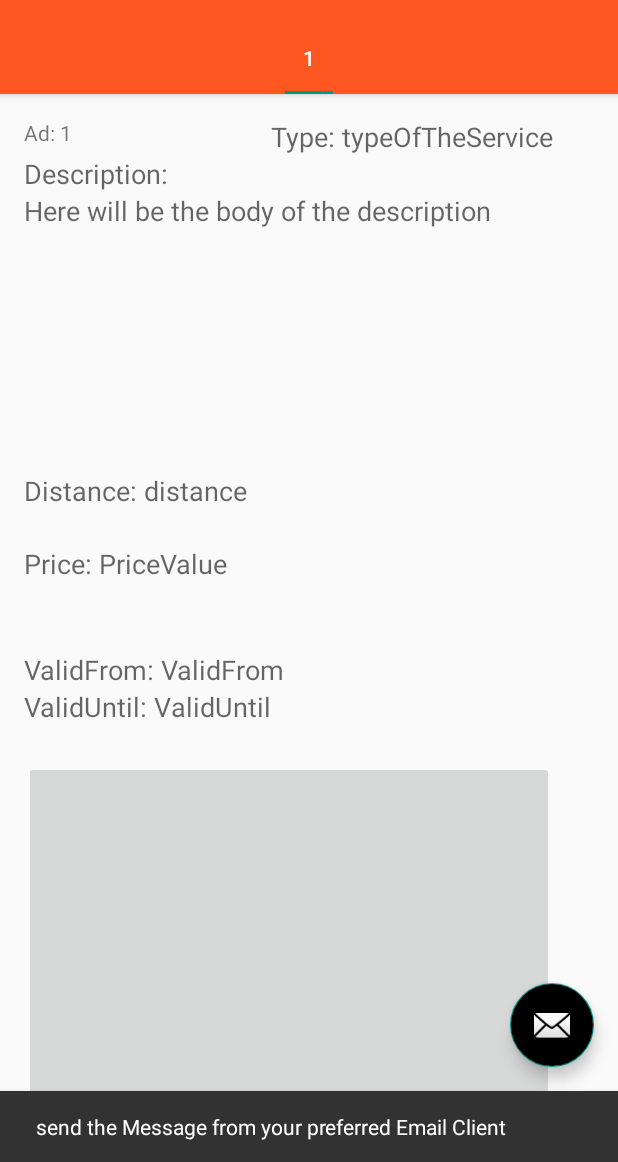
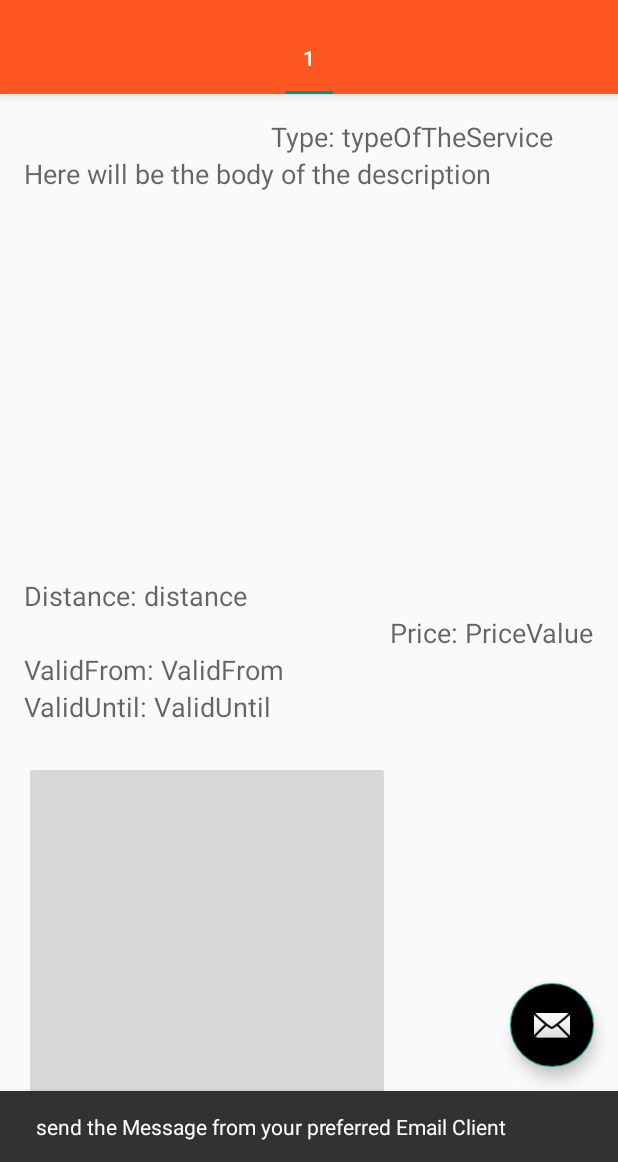
Before and after one commit to PP90/ProximityMarketProject, an Android app: the SeeNearAds screen opened directly, with no data from a screen before it, after a tap on "SEND", on a phone screen of 412 x 824 dp, the part 74-1236 px from its top. Run offline under Robolectric (Android 15) with nearby library versions, the phone set to English and light mode, and no system bars; our stand-ins replace Picasso; pictures from the network do not load; 8 statements that could not run were skipped; 1 other tap on this screen came first.

Commit message:
All the fields of the advertisements are set except for the image.

```diff
--- a/app/src/main/java/com/example/p3/myapp/ActivitiesPackage/InsertAd.java
+++ b/app/src/main/java/com/example/p3/myapp/ActivitiesPackage/InsertAd.java
@@ -352,7 +352,7 @@ public class InsertAd extends AppCompatActivity implements View.OnClickListener
             ArrayList<String> dataFromServer;
             ConnectionToServer connectionToServer=new ConnectionToServer();
             connectionToServer.connectToTheServer(true, true);
-            UserStatus.username="pippo"; //TODO: to delete when it works
+            UserStatus.username="pippo@pippo.it"; //TODO: to delete when it works
             String newAdString=connectionToServer.getStringtoSendToServer("AD,NEW,"+UserStatus.username, params);
             Log.i(TAG,"Send to the server: "+newAdString);
             int resultSend=connectionToServer.sendToServer(newAdString);
--- a/app/src/main/java/com/example/p3/myapp/ActivitiesPackage/SeeNearAds.java
+++ b/app/src/main/java/com/example/p3/myapp/ActivitiesPackage/SeeNearAds.java
@@ -29,6 +29,7 @@ import java.util.ArrayList;
 public class SeeNearAds extends AppCompatActivity {
 
     static final String TAG="SeeNearAds";
+    static String currentPublisher;
     int numberOfAds;
 
     /**
@@ -44,14 +45,15 @@ public class SeeNearAds extends AppCompatActivity {
     /*** The {@link ViewPager} that will host the section contents.     */
     private ViewPager mViewPager;
     private ArrayList<String> adListRaw;
-    static final int N_PARAMS_AD=8;
-    private  ArrayList<ArrayList<String>> adListParsed;
+    static final int N_PARAMS_AD=9;
+    static  ArrayList<ArrayList<String>> adListParsed;
+    private TabLayout tabLayout;
 
-    private void adListParsed(){
+    private void getAdListParsed(){
         adListParsed=new ArrayList<ArrayList<String>>();
         ArrayList<String> adTemp;
         int countAds=adListRaw.size()/N_PARAMS_AD;
-
+        Log.i(TAG,"The n params is: "+N_PARAMS_AD);
 
         for(int j=0; j<countAds; j++){
                 adTemp = new ArrayList<>(adListRaw.subList(j*N_PARAMS_AD, (j+1)*N_PARAMS_AD));
@@ -60,11 +62,6 @@ public class SeeNearAds extends AppCompatActivity {
             }
     }
 
-
-    private void setFieldsFrag(){
-
-
-    }
 
     @Override
     protected void onCreate(Bundle savedInstanceState) {
@@ -82,12 +79,11 @@ public class SeeNearAds extends AppCompatActivity {
         mViewPager.setAdapter(mSectionsPagerAdapter);
 
 
-        TabLayout tabLayout = (TabLayout) findViewById(R.id.tabs);
+        tabLayout = (TabLayout) findViewById(R.id.tabs);
         tabLayout.setupWithViewPager(mViewPager);
 
         adListRaw=getIntent().getStringArrayListExtra("adList");
-        adListParsed();
-
+        getAdListParsed();
         FloatingActionButton fab = (FloatingActionButton) findViewById(R.id.fab);
         fab.setOnClickListener(new View.OnClickListener() {
             @Override
@@ -102,9 +98,9 @@ public class SeeNearAds extends AppCompatActivity {
                                 //TODO: take email address from the account of the user of the app (from Login?) and put inside Intent Email
                                 Intent Email = new Intent(Intent.ACTION_SEND);
                                 Email.setType("text/email");
-                                Email.putExtra(Intent.EXTRA_EMAIL,new String[]{"fabiogreco3@gmail.com"});  //seller's email
+                                Email.putExtra(Intent.EXTRA_EMAIL,new String[]{currentPublisher});  //seller's email
                                 Email.putExtra(Intent.EXTRA_SUBJECT,"Hi, I'm interested in your Ad"); // Email's Object
-                                Email.putExtra(Intent.EXTRA_TEXT, "Dear Seller, I'm interested in your Ad, please contact me soon" + "");  //Email text
+                                Email.putExtra(Intent.EXTRA_TEXT, "Dear Seller, I'm interested in your advertisement, please contact me soon" + "");  //Email text
 
                                 try {
                                     startActivity(Intent.createChooser(Email, "Hi, I'm interested"));
@@ -147,6 +143,26 @@ public class SeeNearAds extends AppCompatActivity {
     }
     */
 
+
+
+///Mio codice
+    public static String POSITION = "POSITION";
+
+    @Override
+    public void onSaveInstanceState(Bundle outState) {
+        super.onSaveInstanceState(outState);
+        outState.putInt(POSITION, tabLayout.getSelectedTabPosition());
+        Log.i(TAG,"onSaveInstanceState: "+tabLayout.getSelectedTabPosition());
+    }
+
+    @Override
+    protected void onRestoreInstanceState(Bundle savedInstanceState) {
+        super.onRestoreInstanceState(savedInstanceState);
+        mViewPager.setCurrentItem(savedInstanceState.getInt(POSITION));
+        int pippo=savedInstanceState.getInt(POSITION);
+        Log.i(TAG,"onRestoreInstanceState: "+pippo);
+    }
+
     // A placeholder fragment containing a simple view.
     public static class PlaceholderFragment extends Fragment {
         // The fragment argument representing the section number for this fragment.
@@ -164,11 +180,41 @@ public class SeeNearAds extends AppCompatActivity {
         }
 
 
+        private void setFieldsTab(View rootView, int pos){
+
+            currentPublisher=adListParsed.get(pos-1).get(1);
+
+            TextView type=(TextView) rootView.findViewById(R.id.typeEditTextSeeNearAds);
+            type.setText("Type: "+adListParsed.get(pos-1).get(2));
+
+            TextView description=(TextView) rootView.findViewById(R.id.descriptionEditTextSeeNearAds);
+            description.setText("Description: "+adListParsed.get(pos-1).get(3));
+
+            //TODO: SET THE URI IMG SOMEWHERE
+        //    DownloadImageAsyncTask diat=new DownloadImageAsyncTask();
+          //  diat.execute(adListParsed.get(pos-1).get(5));
+            TextView price=(TextView) rootView.findViewById(R.id.priceEditTextSeeNearAds);
+            price.setText("Price: "+adListParsed.get(pos-1).get(5));
+
+            TextView from=(TextView) rootView.findViewById(R.id.validFromEditTextSeeNearAds);
+            from.setText("From: "+adListParsed.get(pos-1).get(6));
+
+            TextView until=(TextView) rootView.findViewById(R.id.validUntilEditTextSeeNearAds);
+            until.setText("Until: "+adListParsed.get(pos-1).get(7));
+
+            TextView distance=(TextView) rootView.findViewById(R.id.distEditText);
+            distance.setText("Distance: "+adListParsed.get(pos-1).get(8));
+        }
+
+
         @Override
         public View onCreateView(LayoutInflater inflater, ViewGroup container,Bundle savedInstanceState) {
            View rootView = inflater.inflate(R.layout.fragment_see_near_ads, container, false);
-           TextView textView = (TextView) rootView.findViewById(R.id.section_label);
-           textView.setText(getString(R.string.section_format, getArguments().getInt(ARG_SECTION_NUMBER)));
+            int currentTab= getArguments().getInt(ARG_SECTION_NUMBER);
+            Log.i(TAG,"current Tab: "+currentTab);
+            setFieldsTab(rootView, currentTab);
+         //  TextView textView = (TextView) rootView.findViewById(R.id.section_label);
+         //  textView.setText(getString(R.string.section_format,currentTab));
            return rootView;
         }
     }
--- a/app/src/main/res/layout/fragment_see_near_ads.xml
+++ b/app/src/main/res/layout/fragment_see_near_ads.xml
@@ -16,16 +16,6 @@
     <TextView
         android:layout_width="wrap_content"
         android:layout_height="wrap_content"
-        android:textAppearance="?android:attr/textAppearanceMedium"
-        android:text="Description:"
-        android:id="@+id/TitleAd_textView"
-        android:layout_below="@+id/typeEditTextSeeNearAds"
-        android:layout_alignParentLeft="true"
-        android:layout_alignParentStart="true" />
-
-    <TextView
-        android:layout_width="wrap_content"
-        android:layout_height="wrap_content"
 
         android:textAppearance="?android:attr/textAppearanceMedium"
         android:text="Here will be the body of the description"
@@ -36,7 +26,7 @@
         android:layout_alignRight="@+id/typeEditTextSeeNearAds"
         android:layout_alignEnd="@+id/typeEditTextSeeNearAds"
         android:layout_above="@+id/distEditText"
-        android:layout_below="@+id/TitleAd_textView" />
+        android:layout_below="@+id/typeEditTextSeeNearAds" />
 
     <TextView
         android:layout_width="wrap_content"
@@ -57,9 +47,8 @@
 
         android:id="@+id/priceEditTextSeeNearAds"
         android:layout_above="@+id/validFromEditTextSeeNearAds"
-        android:layout_alignParentLeft="true"
-        android:layout_alignParentStart="true"
-        android:layout_marginBottom="46dp" />
+        android:layout_alignParentRight="true"
+        android:layout_alignParentEnd="true" />
 
     <TextView
         android:layout_width="wrap_content"
@@ -90,10 +79,10 @@
         android:layout_below="@+id/validUntilEditTextSeeNearAds"
         android:layout_marginTop="24dp"
         android:layout_alignParentBottom="true"
-        android:layout_alignParentRight="true"
-        android:layout_alignParentEnd="true"
         android:layout_alignParentLeft="true"
-        android:layout_alignParentStart="true" />
+        android:layout_alignParentStart="true"
+        android:layout_alignRight="@+id/imageButton"
+        android:layout_alignEnd="@+id/imageButton" />
 
     <ImageButton
         android:layout_width="wrap_content"
@@ -102,9 +91,9 @@
         android:layout_alignTop="@+id/imageView"
         android:layout_alignParentLeft="true"
         android:layout_alignParentStart="true"
-        android:layout_alignRight="@+id/typeEditTextSeeNearAds"
-        android:layout_alignEnd="@+id/typeEditTextSeeNearAds"
-        android:layout_alignParentBottom="true" />
+        android:layout_alignParentBottom="true"
+        android:layout_toLeftOf="@+id/priceEditTextSeeNearAds"
+        android:layout_toStartOf="@+id/priceEditTextSeeNearAds" />
 
     <TextView
         android:layout_width="wrap_content"
@@ -114,7 +103,6 @@
         android:id="@+id/distEditText"
         android:layout_above="@+id/priceEditTextSeeNearAds"
         android:layout_alignParentLeft="true"
-        android:layout_alignParentStart="true"
-        android:layout_marginBottom="24dp" />
+        android:layout_alignParentStart="true" />
 
 </RelativeLayout>
```
Also changed, not shown: app/src/main/res/layout/activity_insert_ad.xml (+4 -5 lines).
